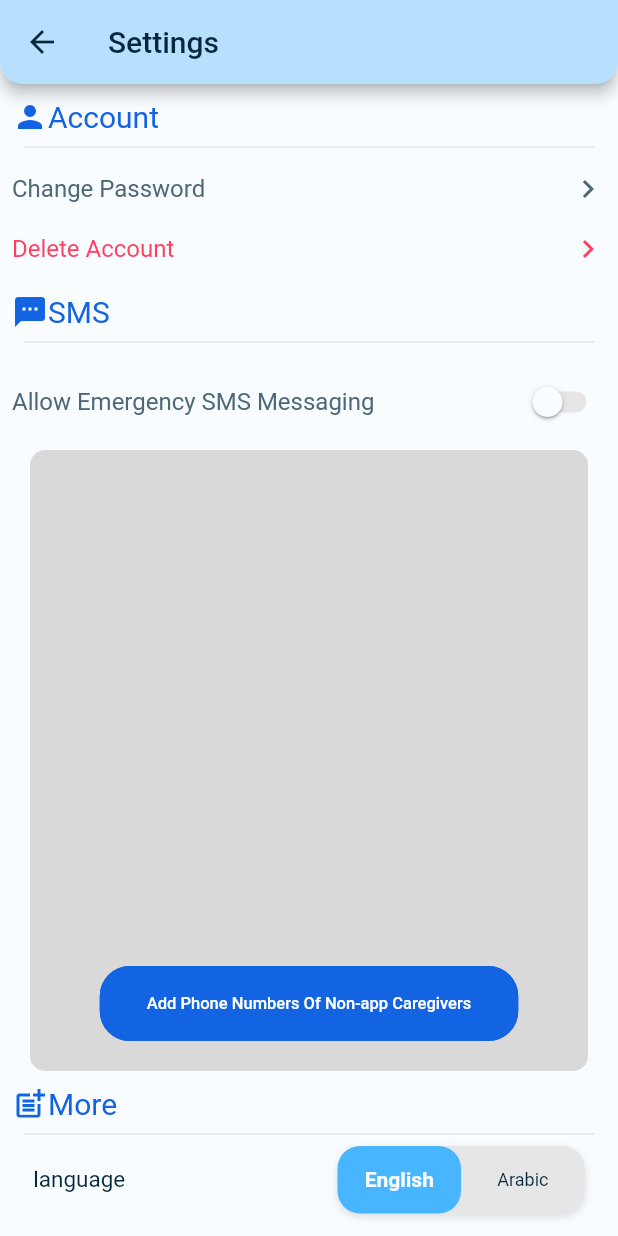
After one commit to peternadykamal/code-blue, a Flutter app: the settingsPage screen opened directly, on a phone screen of 412 x 824 dp. The commit adds this screen. Run offline on Flutter 3.47's test engine with Material 2 defaults, Android fonts, the phone set to English and light mode, and no system bars; drawn by our look-alikes of flutter_toggle_tab; our stand-ins replace connectivity_plus, custom_radio_grouped_button, easy_localization, firebase_auth, firebase_core, firebase_database and 20 more; missing offline and left inert: age_calculator, android_intent_plus, bottom_picker, dart:ffi, endless and 4 more; accounts and stored records are empty; network calls fail; project files that could hold a hidden picture were left out.

Commit message:
fully translated app

```diff
--- a/lib/button2.dart
+++ b/lib/button2.dart
@@ -8,43 +8,35 @@ class Button2 extends StatelessWidget {
   final Function()? onTap;
   final double width;
   final double height;
-  const Button2({required this.textButton ,required this.onTap,required this.width,required this.height});
+  const Button2(
+      {required this.textButton,
+      required this.onTap,
+      required this.width,
+      required this.height});
 
   @override
   Widget build(BuildContext context) {
     return Container(
       width: width,
       height: height,
-      child: ElevatedButton(onPressed: onTap, child:  Text(
-          textButton,
-          style: TextStyle(fontSize: 16)
-
-        ),
+      child: ElevatedButton(
+          onPressed: onTap,
+          child: Text(textButton, style: TextStyle(fontSize: 11)),
           style: ButtonStyle(
               elevation: MaterialStateProperty.all(0),
-
-
               foregroundColor: MaterialStateProperty.all<Color>(Colors.white),
-          backgroundColor: MaterialStateProperty.all<Color>(Mycolors.buttonsos),
+              backgroundColor:
+                  MaterialStateProperty.all<Color>(Mycolors.buttonsos),
               shape: MaterialStateProperty.all<RoundedRectangleBorder>(
                   RoundedRectangleBorder(
                       borderRadius: BorderRadius.circular(20),
-              side: BorderSide(color: Mycolors.buttonsos)
-            )
-          ))),
+                      side: BorderSide(color: Mycolors.buttonsos))))),
     );
-    //  return Card(
-    //   elevation: 3,
-    //   borderOnForeground: false,
-    //   shadowColor: Mycolors.buttoncolor,
-    //    child: Container(
-    //      height: 47,
-    //      width: 240,
-    //      decoration: BoxDecoration(color: Mycolors.buttoncolor,
-    //      borderRadius: BorderRadius.circular(20),
-    //      ),
-    //      child: Center(child: Text(textButton,style: TextStyle(fontSize: 16,fontWeight: FontWeight.bold,color: Colors.white))),),
-    //  );
-
+    //  return Card( elevation: 3, borderOnForeground: false, shadowColor:
+    //   Mycolors.buttoncolor, child: Container( height: 47, width: 240,
+    //   decoration: BoxDecoration(color: Mycolors.buttoncolor, borderRadius:
+    //   BorderRadius.circular(20), ), child: Center(child:
+    //    Text(textButton,style: TextStyle(fontSize: 16,fontWeight:
+    //      FontWeight.bold,color: Colors.white))),), );
   }
 }
--- a/lib/chatbot.dart
+++ b/lib/chatbot.dart
@@ -5,6 +5,7 @@ import 'package:flutter/services.dart';
 import 'package:flutter_chat_ui/flutter_chat_ui.dart';
 import 'package:flutter_chat_types/flutter_chat_types.dart' as types;
 import 'package:fluttertoast/fluttertoast.dart';
+import 'package:gradproject/main.dart';
 import 'package:speech_to_text/speech_to_text.dart' as stt;
 import 'package:flutter_svg/flutter_svg.dart';
 import 'package:gradproject/services/chat_service.dart';
@@ -73,7 +74,7 @@ class _chatbotPageState extends State<chatbotPage> {
             child: Icon(Icons.arrow_back, color: Mycolors.textcolor)),
         title: Row(
           children: [
-            Text("Blu: the chatbot ",
+            Text(langCode == 'en' ? "Blu: the chatbot " : "بلو: الي دردشة",
                 style: TextStyle(color: Mycolors.textcolor))
           ],
         ),
--- a/lib/main.dart
+++ b/lib/main.dart
@@ -5,6 +5,7 @@ import 'package:firebase_core/firebase_core.dart';
 import 'package:firebase_database/firebase_database.dart';
 import 'package:flutter/material.dart';
 import 'package:gradproject/onboardscreen.dart';
+import 'package:gradproject/services/settings_service.dart';
 import 'package:gradproject/splashscreen.dart';
 import 'package:flutter_localizations/flutter_localizations.dart';
 import 'package:easy_localization/easy_localization.dart';
@@ -15,8 +16,11 @@ import 'package:flutter_dotenv/flutter_dotenv.dart';
 import 'package:gradproject/services/notification_service.dart';
 import 'testing/test_repository.dart';
 
-Locale deviceLocale = window.locale;
-String langCode = deviceLocale.languageCode;
+String langCode = "en";
+
+Future<void> updateLanguage() async {
+  langCode = await SettingsService.getLanguage();
+}
 
 Future<void> main() async {
   WidgetsFlutterBinding.ensureInitialized();
@@ -55,7 +59,9 @@ class MyApp extends StatelessWidget {
     if (kDebugMode) {
       testThis().then((value) => {print("test done")});
     }
-
+    // get the language code from the shared preferences
+    updateLanguage()
+        .then((value) => {print("------------------------>language updated")});
     return MaterialApp(
       localizationsDelegates: context.localizationDelegates,
       supportedLocales: context.supportedLocales,
--- a/lib/notificationList.dart
+++ b/lib/notificationList.dart
@@ -1,6 +1,7 @@
 import 'package:easy_localization/easy_localization.dart';
 import 'package:flutter/material.dart';
 import 'package:fluttertoast/fluttertoast.dart';
+import 'package:gradproject/main.dart';
 import 'package:gradproject/repository/notification_repository.dart'
     as notifyRepo;
 import 'package:gradproject/repository/request_repository.dart';
@@ -271,7 +272,7 @@ class _NotificationPageState extends State<NotificationPage> {
                     MaterialPageRoute(builder: (context) => sosPage()));
               },
               child: Icon(Icons.arrow_back, color: Mycolors.textcolor)),
-          title: Text("Notifications",
+          title: Text(langCode == 'en' ? "Notifications" : "اشعارات",
               style: TextStyle(color: Mycolors.textcolor)),
           shape: RoundedRectangleBorder(
               borderRadius: BorderRadius.vertical(
--- a/lib/services/settings_service.dart
+++ b/lib/services/settings_service.dart
@@ -1,3 +1,4 @@
+import 'dart:ui';
 import 'package:shared_preferences/shared_preferences.dart';
 
 class SettingsService {
@@ -14,8 +15,10 @@ class SettingsService {
 
   // language getters and setters
   static Future<String> getLanguage() async {
+    Locale deviceLocale = window.locale;
+    String langCode = deviceLocale.languageCode;
     final SharedPreferences prefs = await SharedPreferences.getInstance();
-    return prefs.getString('language') ?? 'en';
+    return prefs.getString('language') ?? langCode;
   }
 
   static Future<void> setLanguage(String value) async {
--- /dev/null
+++ b/lib/settings.dart
@@ -0,0 +1,379 @@
+import 'package:custom_radio_grouped_button/custom_radio_grouped_button.dart';
+import 'package:flutter/material.dart';
+import 'package:flutter/src/widgets/framework.dart';
+import 'package:flutter/src/widgets/placeholder.dart';
+import 'package:flutter_native_contact_picker/flutter_native_contact_picker.dart';
+import 'package:flutter_toggle_tab/flutter_toggle_tab.dart';
+import 'package:gradproject/button2.dart';
+import 'package:gradproject/main.dart';
+import 'package:gradproject/profile1.dart';
+import 'package:gradproject/repository/user_repository.dart';
+import 'package:gradproject/services/auth_service.dart';
+import 'package:gradproject/services/settings_service.dart';
+import 'package:gradproject/splashscreen.dart';
+import 'package:gradproject/style.dart';
+import 'package:flutter_native_contact_picker/flutter_native_contact_picker.dart';
+
+class settingsPage extends StatefulWidget {
+  const settingsPage({super.key});
+
+  @override
+  State<settingsPage> createState() => _settingsPageState();
+}
+
+class _settingsPageState extends State<settingsPage> {
+  final FlutterContactPicker _contactPicker = new FlutterContactPicker();
+  bool _switchValue = false;
+  List<String> _phoneNumbers = [];
+  String selectedLang = langCode;
+
+  @override
+  void initState() {
+    super.initState();
+    asyncFunction();
+  }
+
+  void asyncFunction() async {
+    List<String> _fetchPhoneNumbers =
+        await SettingsService.getNonCaregiversPhoneNumbers();
+    bool _fetchSendSms = await SettingsService.getSendSms();
+    setState(() {
+      _switchValue = _fetchSendSms;
+      _phoneNumbers = _fetchPhoneNumbers;
+    });
+  }
+
+  @override
+  Widget build(BuildContext context) {
+    return SafeArea(
+      child: Scaffold(
+        backgroundColor: Mycolors.fillingcolor,
+        appBar: AppBar(
+          backgroundColor: Mycolors.splashback,
+          leading: InkWell(
+              onTap: () {
+                Navigator.pushReplacement(
+                    context, MaterialPageRoute(builder: (context) => MyApp()));
+              },
+              child: Icon(Icons.arrow_back, color: Mycolors.textcolor)),
+          title: Row(
+            children: [
+              Text(langCode == 'en' ? "Settings " : "الاعدادات",
+                  style: TextStyle(color: Mycolors.textcolor))
+            ],
+          ),
+          shape: RoundedRectangleBorder(
+              borderRadius: BorderRadius.vertical(
+            bottom: Radius.circular(15),
+          )),
+        ),
+        body: SingleChildScrollView(
+          child: Column(
+            children: [
+              SizedBox(height: 10),
+              Padding(
+                padding: const EdgeInsets.only(left: 8.0),
+                child:
+                    Row(mainAxisAlignment: MainAxisAlignment.start, children: [
+                  Icon(Icons.person, color: Mycolors.buttonsos),
+                  Text(langCode == 'en' ? "Account" : "حساب",
+                      style: TextStyle(color: Mycolors.buttonsos, fontSize: 20))
+                ]),
+              ),
+              Padding(
+                padding: const EdgeInsets.symmetric(horizontal: 16.0),
+                child: Divider(
+                  color: Mycolors.numpad,
+                  thickness: 1.0,
+                ),
+              ),
+              Padding(
+                padding: const EdgeInsets.all(8.0),
+                child: InkWell(
+                  onTap: () async {
+                    // await AuthService().resetPassword(); await
+                    // AuthService().signOut(); Navigator.pushReplacement(context,
+                    // MaterialPageRoute(builder: (context) => MyApp()));
+                  },
+                  child: Row(
+                    mainAxisAlignment: MainAxisAlignment.spaceBetween,
+                    children: [
+                      Text(
+                          langCode == 'en'
+                              ? "Change Password"
+                              : "تغيير كلمة المرور",
+                          style: TextStyle(
+                              color: Mycolors.notpressed, fontSize: 16)),
+                      Icon(Icons.chevron_right_sharp,
+                          color: Mycolors.notpressed)
+                    ],
+                  ),
+                ),
+              ),
+              Padding(
+                padding: const EdgeInsets.all(8.0),
+                child: InkWell(
+                  onTap: () {
+                    UserRepository().deleteUserAccount();
+                    Navigator.pushReplacement(context,
+                        MaterialPageRoute(builder: (context) => MyApp()));
+                  },
+                  child: Row(
+                    mainAxisAlignment: MainAxisAlignment.spaceBetween,
+                    children: [
+                      Text(langCode == 'en' ? "Delete Account" : "امسح الحساب",
+                          style:
+                              TextStyle(color: Mycolors.xbutton, fontSize: 16)),
+                      Icon(Icons.chevron_right_sharp, color: Mycolors.xbutton)
+                    ],
+                  ),
+                ),
+              ),
+              SizedBox(height: 10),
+              Padding(
+                padding: const EdgeInsets.only(left: 8.0),
+                child:
+                    Row(mainAxisAlignment: MainAxisAlignment.start, children: [
+                  Icon(Icons.sms, color: Mycolors.buttonsos),
+                  Text(langCode == 'en' ? "SMS" : "الرسائل",
+                      style: TextStyle(color: Mycolors.buttonsos, fontSize: 20))
+                ]),
+              ),
+              Padding(
+                padding: const EdgeInsets.symmetric(horizontal: 16.0),
+                child: Divider(
+                  color: Mycolors.numpad,
+                  thickness: 1.0,
+                ),
+              ),
+              Padding(
+                padding: const EdgeInsets.all(8.0),
+                child: Row(
+                  mainAxisAlignment: MainAxisAlignment.spaceBetween,
+                  children: [
+                    Text(
+                        langCode == 'en'
+                            ? "Allow Emergency SMS Messaging"
+                            : "السماح بالرسائل القصيرة في حالات الطوارئ",
+                        style: TextStyle(
+                            color: Mycolors.notpressed, fontSize: 16)),
+                    Switch(
+                      // thumb color (round icon)
+                      activeColor: Mycolors.buttonsos,
+                      activeTrackColor: Mycolors.numpad,
+                      inactiveThumbColor: Mycolors.fillingcolor,
+                      inactiveTrackColor: Mycolors.numpad,
+                      splashRadius: 50.0,
+                      // boolean variable value
+                      value: _switchValue,
+                      // changes the state of the switch
+                      onChanged: (value) async {
+                        _switchValue = value;
+                        await SettingsService.setSendSms(value);
+                        setState(() {});
+                      },
+                    ),
+                  ],
+                ),
+              ),
+              MediaQuery(
+                data: MediaQueryData(),
+                child: Container(
+                  decoration: BoxDecoration(
+                    color: Mycolors.chatInput,
+                    borderRadius: BorderRadius.circular(10),
+                  ),
+                  width: MediaQuery.of(context).size.width - 40,
+                  child: SingleChildScrollView(
+                    child: Column(
+                      children: [
+                        Container(
+                          height: MediaQuery.of(context).size.height - 500,
+                          child: ListView.builder(
+                            shrinkWrap: true,
+                            itemCount: _phoneNumbers.length,
+                            itemBuilder: (context, index) {
+                              final phoneNumber = _phoneNumbers[index];
+                              return Container(
+                                padding: EdgeInsets.only(left: 10),
+                                margin: EdgeInsets.only(
+                                    left: 10, right: 10, bottom: 4, top: 4),
+                                decoration: BoxDecoration(
+                                    color: Mycolors.numpad,
+                                    borderRadius: BorderRadius.circular(10)),
+                                width: 200,
+                                child: Row(
+                                  mainAxisAlignment:
+                                      MainAxisAlignment.spaceBetween,
+                                  children: [
+                                    Padding(
+                                      padding: const EdgeInsets.only(
+                                          right: 40.0, left: 10),
+                                      child: Text(
+                                        phoneNumber,
+                                        overflow: TextOverflow.ellipsis,
+                                        style: TextStyle(
+                                          color: Mycolors.textcolor,
+                                          fontSize: 17,
+                                        ),
+                                      ),
+                                    ),
+                                    IconButton(
+                                        icon: Icon(Icons.remove_circle),
+                                        onPressed: () {
+                                          showDialog(
+                                            context: context,
+                                            builder: (BuildContext context) {
+                                              return AlertDialog(
+                                                content: Text(langCode == 'en'
+                                                    ? "Are you sure you want to remove this number?"
+                                                    : "هل انت متأكد انك تريد ازالة هذا الرقم؟"),
+                                                actions: [
+                                                  TextButton(
+                                                    child: Text(
+                                                        langCode == 'en'
+                                                            ? "Cancel"
+                                                            : "الغاء",
+                                                        style: TextStyle(
+                                                            color: Mycolors
+                                                                .textcolor)),
+                                                    onPressed: () {
+                                                      Navigator.of(context)
+                                                          .pop();
+                                                    },
+                                                  ),
+                                                  ElevatedButton(
+                                                    style: ButtonStyle(
+                                                        backgroundColor:
+                                                            MaterialStatePropertyAll(
+                                                                Mycolors
+                                                                    .buttoncolor)),
+                                                    child: Text(langCode == 'en'
+                                                        ? "Remove"
+                                                        : "ازالة"),
+                                                    onPressed: () async {
+                                                      await SettingsService
+                                                          .removeNonCaregiversPhoneNumbers(
+                                                              phoneNumber);
+                                                      Navigator.of(context)
+                                                          .pop();
+                                                      Navigator.pushReplacement(
+                                                        context,
+                                                        MaterialPageRoute(
+                                                            builder: (BuildContext
+                                                                    context) =>
+                                                                settingsPage()),
+                                                      );
+                                                    },
+                                                  ),
+                                                ],
+                                              );
+                                            },
+                                          );
+                                        }),
+                                  ],
+                                ),
+                              );
+                            },
+                          ),
+                        ),
+                        SizedBox(height: 20),
+                        Button2(
+                            textButton: langCode == 'en'
+                                ? "Add Phone Numbers Of Non-app Caregivers"
+                                : "اضافة ارقام مقدمي الرعاية الغير مشتركين",
+                            onTap: () async {
+                              Contact? contact =
+                                  await _contactPicker.selectContact();
+                              if (contact != null) {
+                                for (final element in contact.phoneNumbers!) {
+                                  // remove spaces and dashes from phone number
+                                  String addThisNumber = element
+                                      .replaceAll(RegExp(r'\s+\b|\b\s'), '')
+                                      .replaceAll('-', '');
+                                  await SettingsService
+                                      .addNonCaregiversPhoneNumbers(
+                                          addThisNumber);
+                                }
+                              }
+                              Navigator.pushReplacement(
+                                context,
+                                MaterialPageRoute(
+                                    builder: (BuildContext context) =>
+                                        settingsPage()),
+                              );
+                            },
+                            width: 279,
+                            height: 50),
+                        SizedBox(height: 20)
+                      ],
+                    ),
+                  ),
+                ),
+              ),
+              SizedBox(height: 10),
+              Padding(
+                padding: const EdgeInsets.only(left: 8.0),
+                child:
+                    Row(mainAxisAlignment: MainAxisAlignment.start, children: [
+                  Icon(Icons.post_add, color: Mycolors.buttonsos),
+                  Text(langCode == 'en' ? "More" : "اكثر",
+                      style: TextStyle(color: Mycolors.buttonsos, fontSize: 20))
+                ]),
+              ),
+              Padding(
+                padding: const EdgeInsets.symmetric(horizontal: 16.0),
+                child: Divider(
+                  color: Mycolors.numpad,
+                  thickness: 1.0,
+                ),
+              ),
+              Row(
+                mainAxisAlignment: MainAxisAlignment.spaceAround,
+                children: [
+                  Padding(
+                    padding: langCode == 'en'
+                        ? const EdgeInsets.only(right: 97.0)
+                        : const EdgeInsets.only(left: 97.0),
+                    child: Text(langCode == 'en' ? "language" : "اللغة",
+                        style:
+                            TextStyle(color: Mycolors.textcolor, fontSize: 15)),
+                  ),
+                  FlutterToggleTab(
+                    width: 40,
+                    borderRadius: 15,
+                    selectedBackgroundColors: [Mycolors.buttoncolor],
+                    unSelectedBackgroundColors: [Mycolors.numpad],
+                    selectedTextStyle: TextStyle(
+                        color: Mycolors.fillingcolor,
+                        fontSize: 14,
+                        fontWeight: FontWeight.w600),
+                    unSelectedTextStyle: TextStyle(
+                        color: Mycolors.textcolor,
+                        fontSize: 12,
+                        fontWeight: FontWeight.w400),
+                    labels: langCode == 'en'
+                        ? ["English", "Arabic"]
+                        : ["انجليزي", "عربي"],
+                    selectedIndex: selectedLang == 'en' ? 0 : 1,
+                    selectedLabelIndex: (index) async {
+                      print(index);
+                      if (index == 0) {
+                        selectedLang = 'en';
+                        await SettingsService.setLanguage('en');
+                      } else {
+                        selectedLang = 'ar';
+                        await SettingsService.setLanguage('ar');
+                      }
+                      setState(() {});
+                    },
+                  ),
+                ],
+              ),
+            ],
+          ),
+        ),
+      ),
+    );
+  }
+}
--- a/pubspec.yaml
+++ b/pubspec.yaml
@@ -69,6 +69,7 @@ dependencies:
   speech_to_text: ^6.1.1
   android_intent_plus: ^3.1.9
   paginated_search_bar: ^1.1.2
+  flutter_native_contact_picker: ^0.0.4
 
 dev_dependencies:
   flutter_test:
```
Also changed, not shown: lib/auth.dart (+38 -27 lines), lib/profile1.dart (+8 -1 lines), lib/repository/invite_repository.dart (+15 -7 lines), lib/repository/user_repository.dart (+9 -1 lines), lib/services/auth_service.dart (+28 -26 lines), lib/testing/test_repository.dart (+6 -9 lines), lib/testing/test_storage.dart (+69 -2 lines), pubspec.lock, 1 other file. Lines whose indentation alone changed are shown as unchanged.
